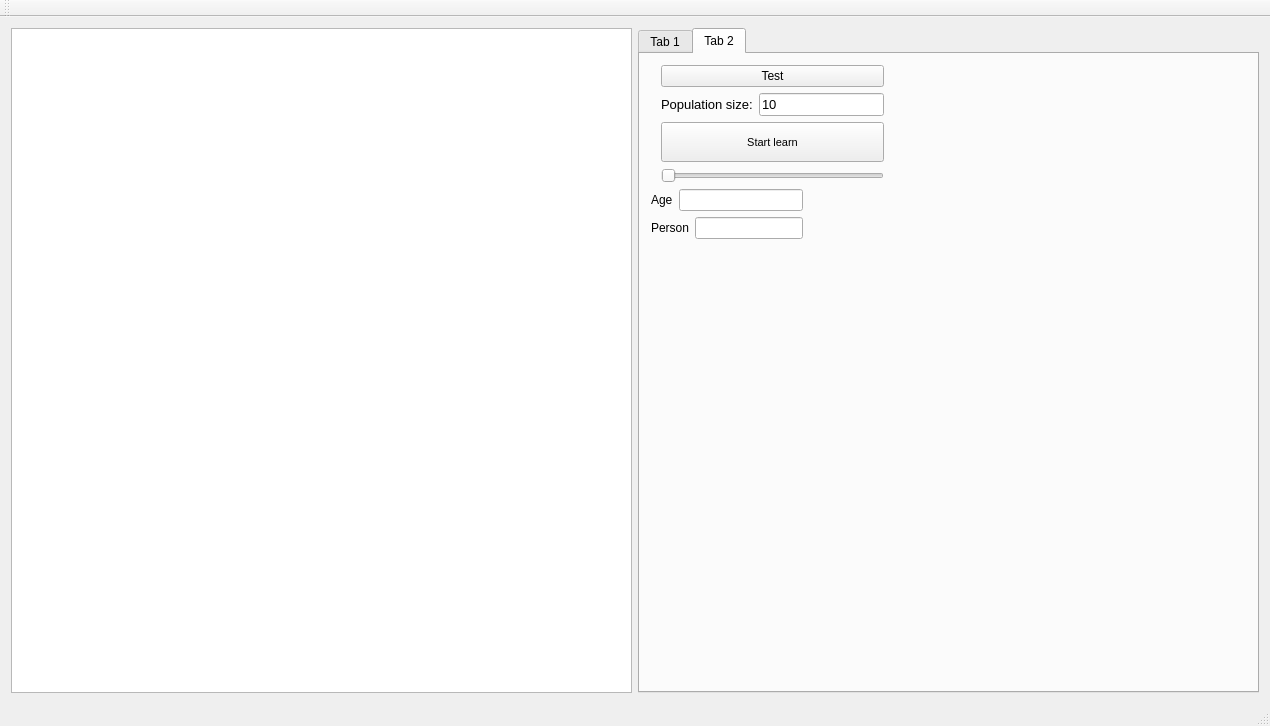
Above: mainwindow.ui from pierok/StarWarsTD before the change. Below: the same form after it.
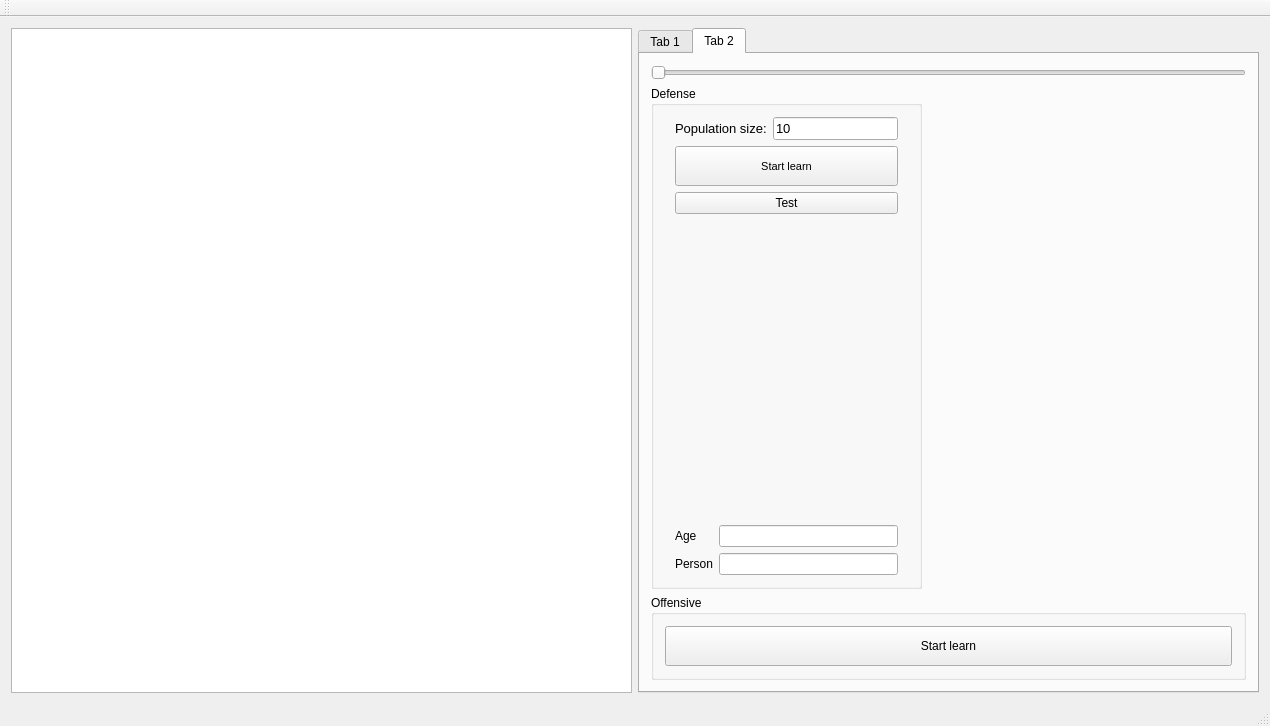
That is the form after the change. Custom widgets are drawn as their Qt base class.

What changed in the file:
```diff
--- a/mainwindow.ui
+++ b/mainwindow.ui
@@ -262,7 +262,20 @@
         <property name="fieldGrowthPolicy">
          <enum>QFormLayout::AllNonFixedFieldsGrow</enum>
         </property>
-        <item row="0" column="0">
+        <item row="2" column="0" colspan="2">
+         <widget class="QSlider" name="horizontalSlider">
+          <property name="orientation">
+           <enum>Qt::Horizontal</enum>
+          </property>
+         </widget>
+        </item>
+        <item row="3" column="0">
+         <widget class="QGroupBox" name="defenseBox">
+          <property name="title">
+           <string>Defense</string>
+          </property>
+          <layout class="QVBoxLayout" name="verticalLayout_3">
+           <item>
          <layout class="QVBoxLayout">
           <property name="leftMargin">
            <number>10</number>
@@ -270,13 +283,6 @@
           <property name="rightMargin">
            <number>10</number>
           </property>
-          <item>
-           <widget class="QPushButton" name="testButton">
-            <property name="text">
-             <string>Test</string>
-            </property>
-           </widget>
-          </item>
           <item>
            <layout class="QHBoxLayout" name="horizontalLayout_5">
             <property name="rightMargin">
@@ -327,22 +333,41 @@
            </widget>
           </item>
           <item>
-           <widget class="QSlider" name="horizontalSlider">
-            <property name="orientation">
-             <enum>Qt::Horizontal</enum>
+              <widget class="QPushButton" name="testButton">
+               <property name="text">
+                <string>Test</string>
             </property>
            </widget>
           </item>
          </layout>
         </item>
-        <item row="1" column="0">
+           <item>
+            <spacer name="verticalSpacer_4">
+             <property name="orientation">
+              <enum>Qt::Vertical</enum>
+             </property>
+             <property name="sizeHint" stdset="0">
+              <size>
+               <width>20</width>
+               <height>20</height>
+              </size>
+             </property>
+            </spacer>
+           </item>
+           <item>
          <layout class="QVBoxLayout" name="verticalLayout_2">
+             <property name="leftMargin">
+              <number>10</number>
+             </property>
+             <property name="rightMargin">
+              <number>10</number>
+             </property>
           <item>
            <layout class="QHBoxLayout" name="horizontalLayout">
             <item>
              <widget class="QLabel" name="labelPokolenie">
               <property name="text">
-               <string>Age</string>
+                  <string>Age     </string>
               </property>
              </widget>
             </item>
@@ -374,6 +399,33 @@
            </layout>
           </item>
          </layout>
+           </item>
+          </layout>
+         </widget>
+        </item>
+        <item row="4" column="0" colspan="2">
+         <widget class="QGroupBox" name="OffensiveBox">
+          <property name="title">
+           <string>Offensive</string>
+          </property>
+          <layout class="QVBoxLayout" name="verticalLayout_4">
+           <item>
+            <widget class="QPushButton" name="learn2Button">
+             <property name="minimumSize">
+              <size>
+               <width>0</width>
+               <height>40</height>
+              </size>
+             </property>
+             <property name="text">
+              <string>Start learn</string>
+             </property>
+            </widget>
+           </item>
+          </layout>
+          <zorder>learn2Button</zorder>
+          <zorder>learn2Button</zorder>
+         </widget>
         </item>
        </layout>
       </widget>
```
Lines whose indentation alone changed are shown as unchanged.
